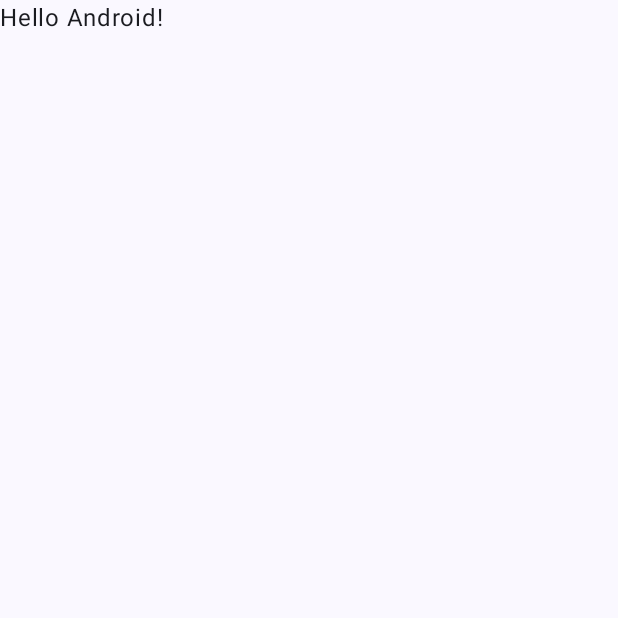
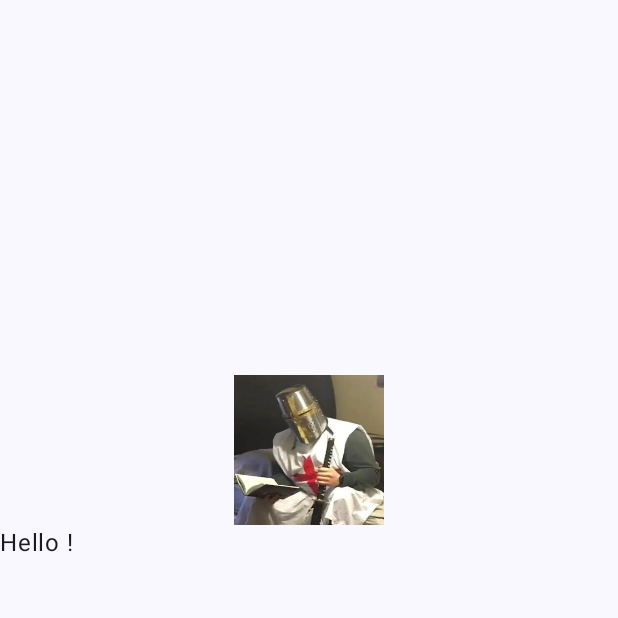
Before and after one commit to Azazak142/IPZ_CW_1_Belov, an Android app built with Jetpack Compose: the screen it shows after launch (MainActivity), on a phone screen of 412 x 824 dp, the top half of it. Before the commit the part shown is almost empty. Run offline under Robolectric (Android 15) with nearby library versions, the phone set to English and light mode, and no system bars.

```diff
--- a/app/src/main/java/com/example/mycr1_belov/MainActivity.kt
+++ b/app/src/main/java/com/example/mycr1_belov/MainActivity.kt
@@ -3,13 +3,24 @@ package com.example.mycr1_belov
 import android.os.Bundle
 import androidx.activity.ComponentActivity
 import androidx.activity.compose.setContent
+import androidx.compose.foundation.Image
+import androidx.compose.foundation.layout.Box
+import androidx.compose.foundation.layout.Column
 import androidx.compose.foundation.layout.fillMaxSize
+import androidx.compose.foundation.layout.fillMaxWidth
+import androidx.compose.foundation.layout.padding
+import androidx.compose.foundation.layout.size
+import androidx.compose.foundation.shape.RoundedCornerShape
 import androidx.compose.material3.MaterialTheme
 import androidx.compose.material3.Surface
 import androidx.compose.material3.Text
 import androidx.compose.runtime.Composable
+import androidx.compose.ui.Alignment
 import androidx.compose.ui.Modifier
+import androidx.compose.ui.draw.clip
+import androidx.compose.ui.res.painterResource
 import androidx.compose.ui.tooling.preview.Preview
+import androidx.compose.ui.unit.dp
 import com.example.mycr1_belov.ui.theme.Mycr1_BelovTheme
 
 class MainActivity : ComponentActivity() {
@@ -22,7 +33,7 @@ class MainActivity : ComponentActivity() {
                     modifier = Modifier.fillMaxSize(),
                     color = MaterialTheme.colorScheme.background
                 ) {
-                    Greeting("Android")
+                    MainWindow()
                 }
             }
         }
@@ -30,17 +41,38 @@ class MainActivity : ComponentActivity() {
 }
 
 @Composable
-fun Greeting(name: String, modifier: Modifier = Modifier) {
-    Text(
-        text = "Hello $name!",
-        modifier = modifier
-    )
+fun MainWindow( modifier: Modifier = Modifier) {
+
+
+    Column(
+        modifier = modifier.fillMaxWidth()
+    ) {
+        Box(
+            modifier = Modifier
+                .align(alignment = Alignment.CenterHorizontally)
+                .padding(bottom = 0.dp, top = 250.dp, end = 0.dp, start = 0.dp)
+        ) {
+            Image(
+                painter = painterResource(R.drawable.ava),
+                contentDescription = "Avatar",
+                modifier = Modifier
+                    .size(100.dp)
+            )
+        }
+
+
+        Text(
+            text = "Hello !",
+            modifier = modifier
+        )
+
+    }
 }
 
 @Preview(showBackground = true)
 @Composable
 fun GreetingPreview() {
     Mycr1_BelovTheme {
-        Greeting("Android")
+        MainWindow()
     }
 }
```
Also changed, not shown: app/src/main/res/drawable/ava.png (added).
